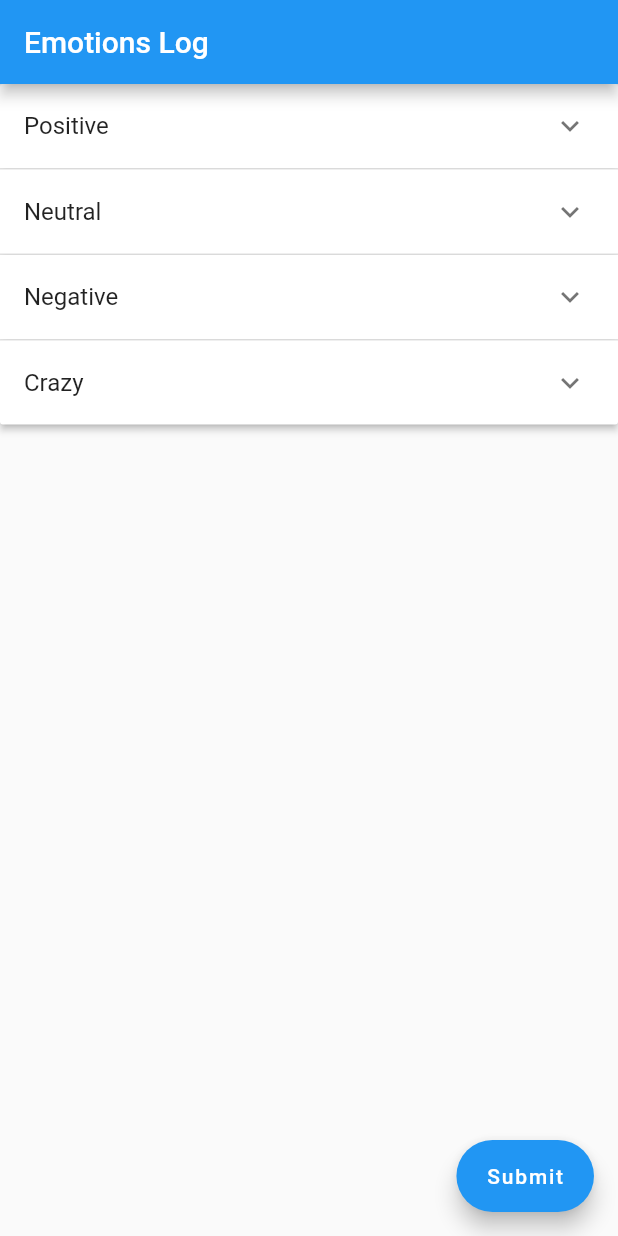
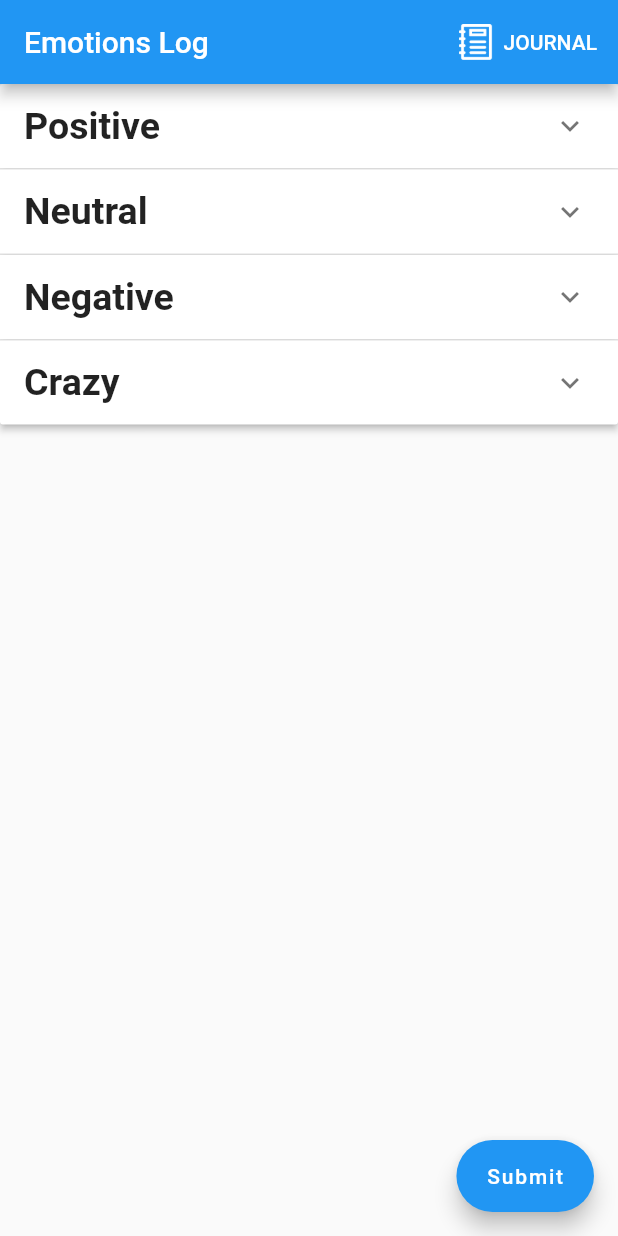
Before and after one commit to cjromanos92/emotion_log, a Flutter app: the screen it shows after launch, on a phone screen of 412 x 824 dp. Run offline on Flutter 3.47's test engine with Material 2 defaults, Android fonts, the phone set to English and light mode, and no system bars.

Commit message:
JournalEntry and List working.
- Need to save Journal to file and read/write on revisit

```diff
--- a/lib/main.dart
+++ b/lib/main.dart
@@ -14,33 +14,46 @@ class MyApp extends StatefulWidget {
 
 class _MyAppState extends State<MyApp> {
   final List<String> catList = [];
+  final List<Panel> _panels = getPanels();
 
   @override
   Widget build(BuildContext context) {
-    var thesePanels = getPanels();
     List<Emoji> entryEmojis = [];
     List<JournalEntry> journal = [];
 
     return MaterialApp(
       title: MyApp._title,
       home: Scaffold(
-        appBar: AppBar(title: const Text(MyApp._title)),
-        body: const Panels(),
+        appBar: AppBar(
+          title: const Text(MyApp._title),
+          actions: [ TextButton(
+                onPressed: (){
+                  Navigator.push(
+                      context, MaterialPageRoute(builder: (context) => LoadJournal(journal)));
+                },
+                child: Row(children: const [
+                  ImageIcon(AssetImage('assets/images/journal.png'),color: Colors.white,),
+                  SizedBox(width: 6,),
+                  Text('JOURNAL',style: TextStyle(color: Colors.white)),
+                  SizedBox(width: 6,)
+                ],),
+          )]),
+        body: Panels(
+          panels: _panels,
+        ),
         floatingActionButton: FloatingActionButton.extended(
-          label: Text('Submit'),
-          onPressed: (){
-            for(var pan in thesePanels){
-             for(var face in pan.body){
-               print('${face.name} is ${face.isSelected}');
-               if(face.isSelected == true){
+          label: const Text('Submit'),
+          onPressed: () {
+            for (var pan in _panels) {
+              for (var face in pan.body) {
+                if (face.isSelected == true) {
                   entryEmojis.add(face);
-                 print('ENTRY FACES IS $entryEmojis');
                 }
               }
             }
-            journal.add(JournalEntry( selectedEmojis: entryEmojis, entryDate: DateTime.now()));
-            print('JOURNAL IS $journal');
-
+            journal.add(JournalEntry(
+                selectedEmojis: entryEmojis, entryDate: DateTime.now()));
+            print(journal);
           },
         ),
       ),
@@ -78,7 +91,6 @@ List<String> getCategoryList() {
   return categoryList;
 }
 
-
 List<Emoji> getEmojiByCategory(category) {
   List<Emoji> emojiByCat = [];
   for (var emoji in emojis) {
@@ -91,49 +103,57 @@ List<Emoji> getEmojiByCategory(category) {
 }
 
 class Panels extends StatefulWidget {
-  const Panels({Key? key}) : super(key: key);
+  final List<Panel> panels;
+
+  const Panels({Key? key, required this.panels}) : super(key: key);
 
   @override
   State<Panels> createState() => _PanelsState();
 }
 
 class _PanelsState extends State<Panels> {
-  final List<Panel> _panels = getPanels();
+  //final List<Panel> _panels = getPanels();
   List<Emoji> journalEntry = [];
 
   @override
   Widget build(BuildContext context) {
     return SingleChildScrollView(
-      child: Container(
-        child: _renderPanels(),
+      child: Column(
+        children: [_renderPanels(),const SizedBox(height: 100,)]
       ),
     );
   }
 
   List<Widget> _renderEmojis(emojiList) {
     List<Widget> emojiWidgets = [];
-    for(var emoji in emojiList){
+    for (var emoji in emojiList) {
       emojiWidgets.add(SizedBox(
         height: 105,
-          width: 110,
+        width: 115,
         child: ElevatedButton(
           onPressed: () {
             setState(() {
               emoji.isSelected = !emoji.isSelected;
             });
           },
-            style: (emoji.isSelected) ? ElevatedButton.styleFrom(backgroundColor: Colors.green) : ElevatedButton.styleFrom(backgroundColor: Colors.white60),
+          style: (emoji.isSelected)
+              ? ElevatedButton.styleFrom(
+                  backgroundColor: Colors.green,
+                )
+              : ElevatedButton.styleFrom(backgroundColor: Colors.white60),
           child: Column(
             children: [
               const SizedBox(
                 height: 8,
               ),
               SizedBox(
-                    height: 75 ,
+                  height: 75,
                   width: 90,
-                    child: Image.asset(
+                  child: ImageIcon(
+                    AssetImage(
                       'assets/images/${emoji.path}',
-                      fit: BoxFit.scaleDown,
+                    ),
+                    color: (emoji.isSelected) ? Colors.white : Colors.black87,
                   )),
               const SizedBox(
                 height: 4,
@@ -141,7 +161,10 @@ class _PanelsState extends State<Panels> {
               SizedBox(
                 child: Text(
                   emoji.name,
-                    style: const TextStyle(color: Colors.black, fontSize: 11),
+                  style: TextStyle(
+                      color: (emoji.isSelected) ? Colors.white : Colors.black87,
+                      fontSize: 11,
+                      fontWeight: FontWeight.bold),
                 ),
               ),
             ],
@@ -152,20 +175,24 @@ class _PanelsState extends State<Panels> {
     return emojiWidgets;
   }
 
-
   Widget _renderPanels() {
     return ExpansionPanelList(
       expansionCallback: (int index, bool isExpanded) {
         setState(() {
-          _panels[index].isExpanded = !isExpanded;
+          widget.panels[index].isExpanded = !isExpanded;
         });
       },
-      children: _panels.map<ExpansionPanel>((Panel panel) {
+      children: widget.panels.map<ExpansionPanel>((Panel panel) {
         return ExpansionPanel(
           backgroundColor: Colors.white,
+          canTapOnHeader: true,
           headerBuilder: (BuildContext context, bool isExpanded) {
             return ListTile(
-              title: Text(panel.title),
+              title: Text(
+                panel.title,
+                style:
+                    const TextStyle(fontSize: 25, fontWeight: FontWeight.bold),
+              ),
             );
           },
           body: Wrap(
```
Also changed, not shown: lib/expansionPanel.dart (deleted, +0 -138 lines), lib/expansionTile.dart (deleted, +0 -48 lines), lib/journal_screen.dart (added, +15 -0 lines), lib/log_screen.dart (deleted, +0 -138 lines), assets/images/journal.png (added). Lines whose indentation alone changed are shown as unchanged.
